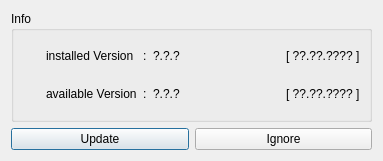
Old version of the form res/ui/update.ui in the repository LazyT/obpm.
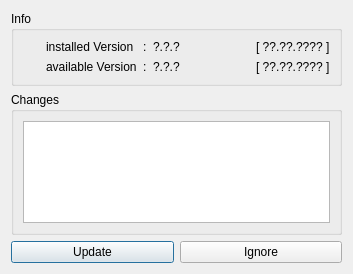
New version of the form. Icons and pictures are not drawn.

Commit message: show changelog in update notification

Patch:
```diff
--- a/res/ui/update.ui
+++ b/res/ui/update.ui
@@ -6,8 +6,8 @@
    <rect>
     <x>0</x>
     <y>0</y>
-    <width>383</width>
-    <height>161</height>
+    <width>353</width>
+    <height>274</height>
    </rect>
   </property>
   <property name="windowTitle">
@@ -113,6 +113,25 @@
      </layout>
     </widget>
    </item>
+   <item>
+    <widget class="QGroupBox" name="groupBox_2">
+     <property name="title">
+      <string>Changes</string>
+     </property>
+     <layout class="QHBoxLayout" name="horizontalLayout_2">
+      <item>
+       <widget class="QListWidget" name="listWidget_changelog">
+        <property name="focusPolicy">
+         <enum>Qt::NoFocus</enum>
+        </property>
+        <property name="selectionMode">
+         <enum>QAbstractItemView::NoSelection</enum>
+        </property>
+       </widget>
+      </item>
+     </layout>
+    </widget>
+   </item>
    <item>
     <layout class="QHBoxLayout" name="horizontalLayout">
      <item>
```
The commit also changes 9 other files.
